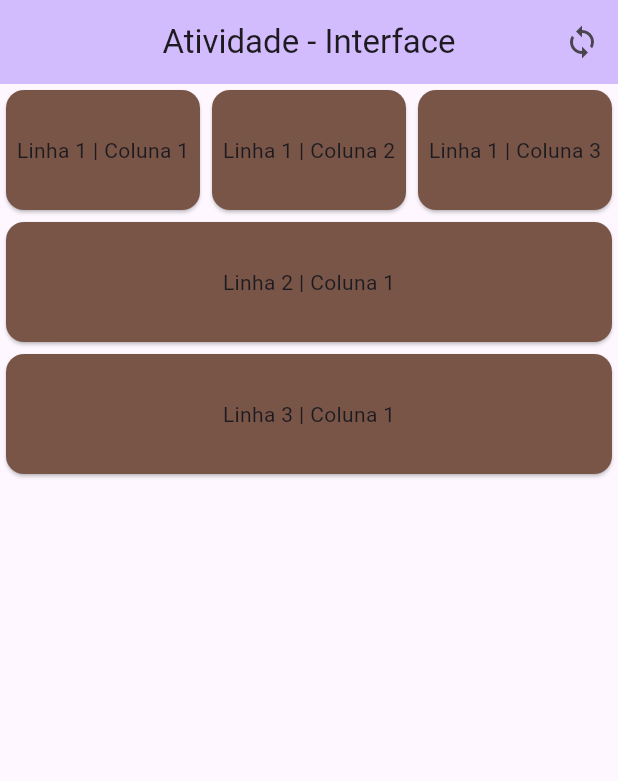
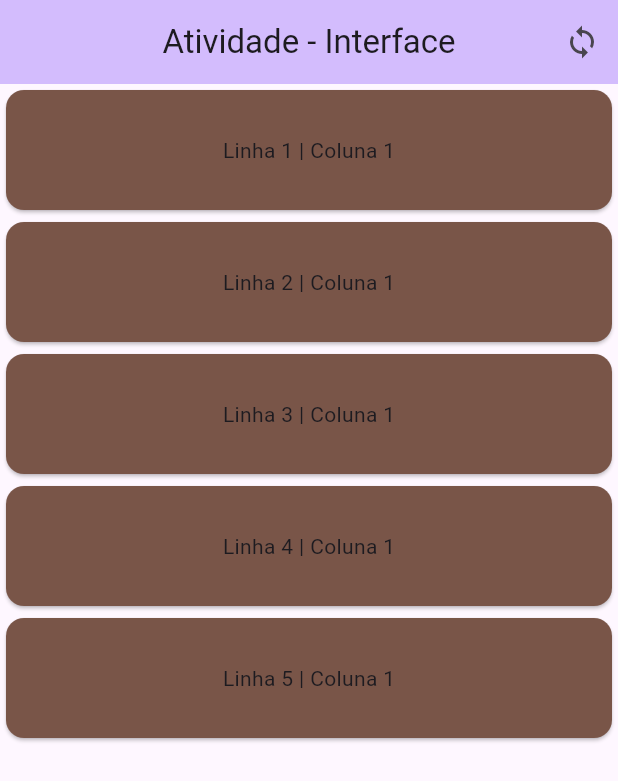
Before and after one commit to GiovaniMarcarini/Flutter-Interface-SINF7NA, a Flutter app: the screen it shows after launch, on a phone screen of 412 x 824 dp. Shown: the top 781 px of the screen. Run offline on Flutter 3.47's test engine with Material 3 defaults, Android fonts, the phone set to English and light mode, and no system bars.

Commit message:
Tela criada sem ScrollView

```diff
--- a/lib/pages/home_page.dart
+++ b/lib/pages/home_page.dart
@@ -38,55 +38,18 @@ class _HomePageState extends State<HomePage>{
   Widget _criarbody() {
     return Column(
       children: [
-        const Row(
-          children: [
-            Expanded(
-                child: CustomCard(label: "Linha 1 | Coluna 1",)
-            ),
-            Expanded(
-                child: CustomCard(label: "Linha 1 | Coluna 2",)
-            ),
-            Expanded(
-                child: CustomCard(label: "Linha 1 | Coluna 3",)
-            )
-          ],
-        ),
-        Row(
-          children: [
-            Expanded(
-                child: Card(
-                  color: Colors.primaries[Random().
-                  nextInt(Colors.primaries.length)],
-                  child: const SizedBox(
-                    height: 80,
-                    child: Center(
-                      child: Text('Linha 2 | Coluna 1'),
-                    ),
-                  ),
+        for (int i = 0; i < (Random().nextInt(10) + 5 ); i++)
+          Row(
+            children: [
+              for (int j = 0; j < (Random().nextInt(5) + 1 ); j++)
+                Expanded(
+                    child: CustomCard(label: 'Linha ${i+1} | Coluna ${j+1}',)
                 )
-            )
-          ],
-        ),
-        Row(
-          children: [
-            Expanded(
-                child: Card(
-                  color: Colors.primaries[Random().
-                  nextInt(Colors.primaries.length)],
-                  child:  const SizedBox(
-                    height: 80,
-                    child: Center(
-                      child: Text('Linha 3 | Coluna 1'),
-                    ),
-                  ),
-                )
-            )
-          ],
-        )
+            ],
+          )
       ],
     );
   }
-
 }
 
 class CustomCard extends StatelessWidget{
```
